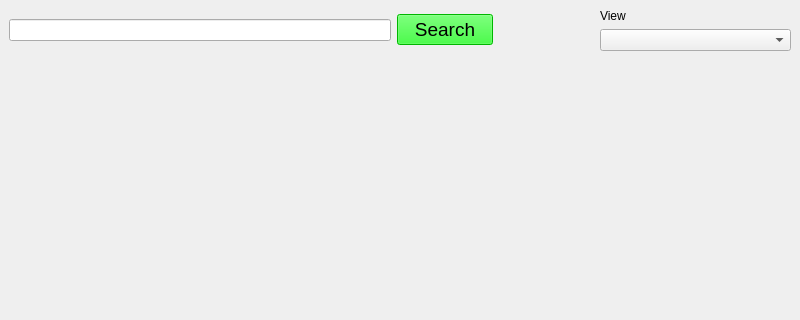
Above: main_window.ui from troxenia/mapAPI before the change; both pictures show x 0 to 800 and y 0 to 320 of the 800 by 600 pixel window. Below: the same form after it.
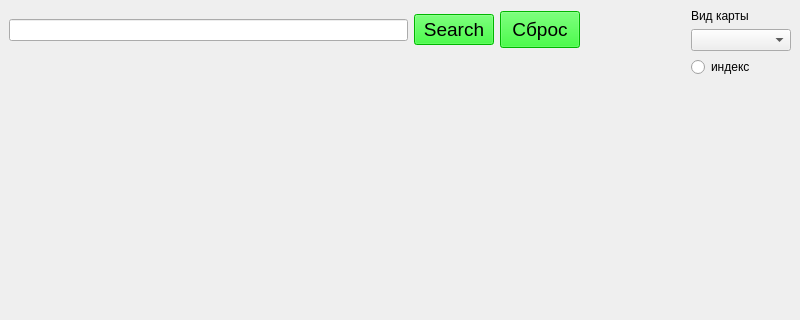
That is the form after the change.

Commit message: Better widget names, keyboard events finished(?), search bar and address line functionality added

```diff
--- a/main_window.ui
+++ b/main_window.ui
@@ -14,27 +14,9 @@
    <string>MainWindow</string>
   </property>
   <widget class="QWidget" name="centralwidget">
-   <layout class="QGridLayout" name="gridLayout" columnstretch="4,1,1,2">
-    <item row="0" column="0">
-     <widget class="QLineEdit" name="search_line"/>
-    </item>
-    <item row="0" column="1">
-     <widget class="QPushButton" name="search_button">
-      <property name="font">
-       <font>
-        <pointsize>14</pointsize>
-       </font>
-      </property>
-      <property name="styleSheet">
-       <string notr="true">background-color: rgb(0, 255, 0);</string>
-      </property>
-      <property name="text">
-       <string>Search</string>
-      </property>
-     </widget>
-    </item>
-    <item row="0" column="2">
-     <spacer name="horizontalSpacer">
+   <layout class="QGridLayout" name="gridLayout" rowstretch="0,0,1" columnstretch="4,0,0,1,1" rowminimumheight="0,0,0">
+    <item row="0" column="3">
+     <spacer name="spacer">
       <property name="orientation">
        <enum>Qt::Horizontal</enum>
       </property>
@@ -46,12 +28,51 @@
       </property>
      </spacer>
     </item>
-    <item row="0" column="3">
+    <item row="0" column="1">
+     <widget class="QPushButton" name="search_btn">
+      <property name="font">
+       <font>
+        <pointsize>14</pointsize>
+       </font>
+      </property>
+      <property name="styleSheet">
+       <string notr="true">background-color: rgb(0, 255, 0);</string>
+      </property>
+      <property name="text">
+       <string>Search</string>
+      </property>
+     </widget>
+    </item>
+    <item row="0" column="0">
+     <widget class="QLineEdit" name="search_bar"/>
+    </item>
+    <item row="0" column="2">
+     <widget class="QPushButton" name="refresh_btn">
+      <property name="minimumSize">
+       <size>
+        <width>0</width>
+        <height>37</height>
+       </size>
+      </property>
+      <property name="font">
+       <font>
+        <pointsize>14</pointsize>
+       </font>
+      </property>
+      <property name="styleSheet">
+       <string notr="true">background-color: rgb(0, 255, 0);</string>
+      </property>
+      <property name="text">
+       <string>Сброс</string>
+      </property>
+     </widget>
+    </item>
+    <item row="0" column="4">
      <layout class="QVBoxLayout" name="verticalLayout">
       <item>
        <widget class="QLabel" name="view_text">
         <property name="text">
-         <string>View</string>
+         <string>Вид карты</string>
         </property>
        </widget>
       </item>
@@ -67,6 +88,13 @@
       </property>
      </widget>
     </item>
+    <item row="1" column="4">
+     <widget class="QRadioButton" name="index_btn">
+      <property name="text">
+       <string>индекс</string>
+      </property>
+     </widget>
+    </item>
    </layout>
   </widget>
   <widget class="QStatusBar" name="statusbar"/>
```
Left out of the diff: 13 changed lines with no effect on the pictures. The commit also changes 3 other files.
